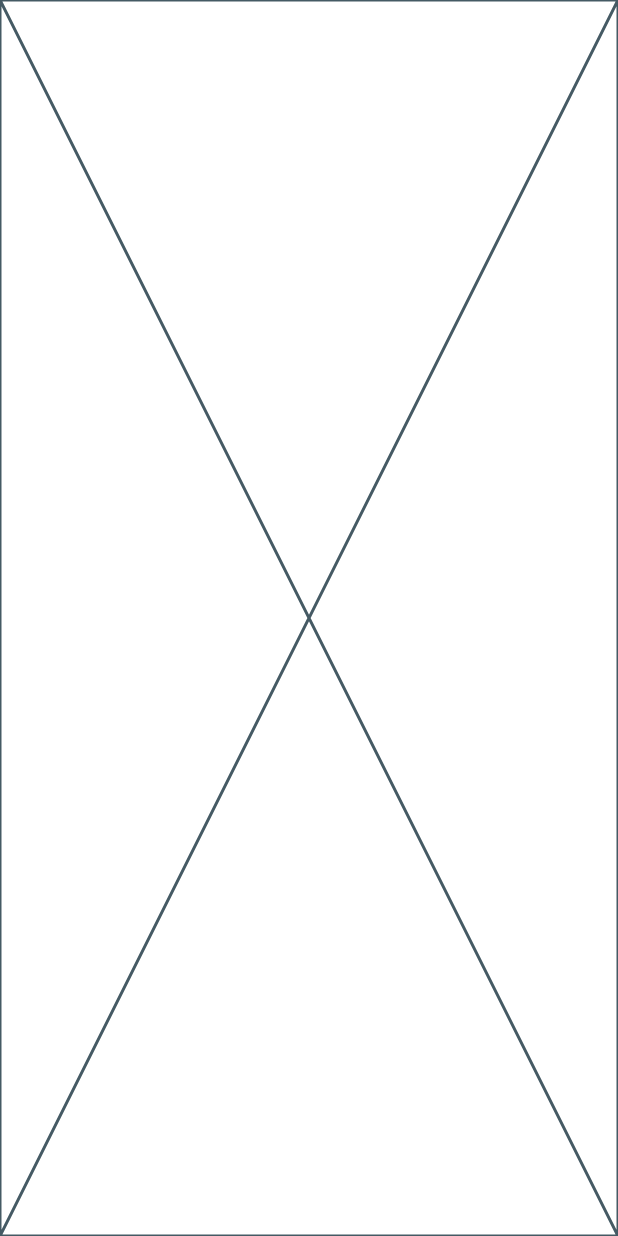
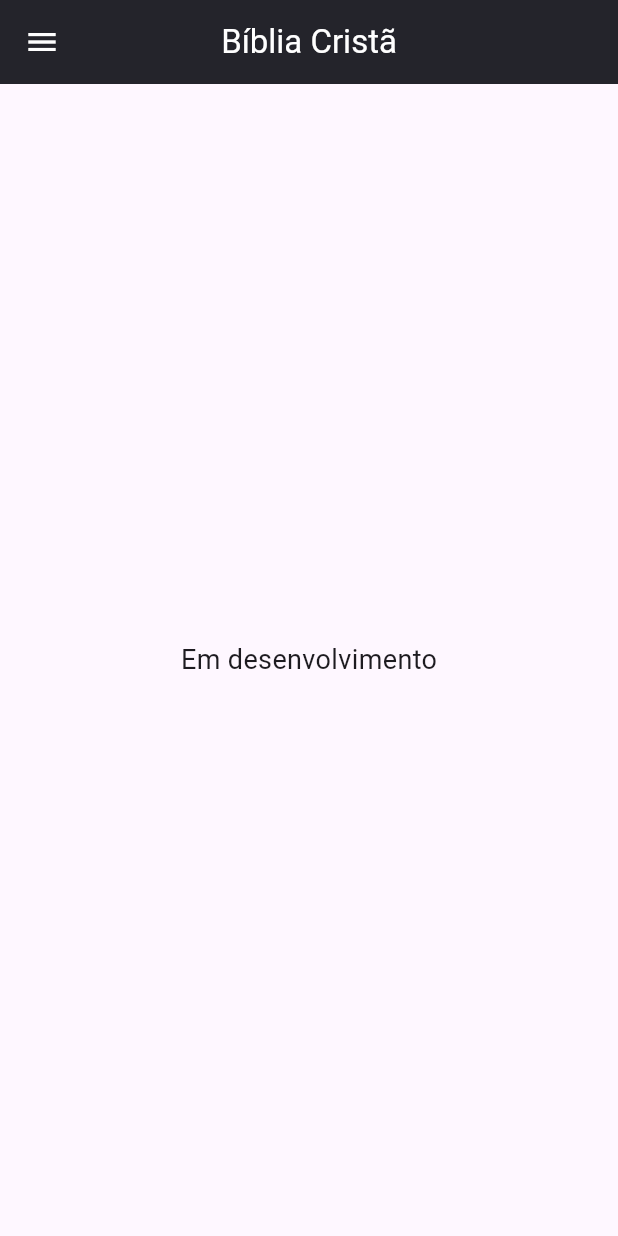
Before and after one commit to SilvaRuan16/Biblia-Harpa, a Flutter app: the screen it shows after launch, after a tap on "Biblia", on a phone screen of 412 x 824 dp. Run offline on Flutter 3.47's test engine with Material 3 defaults, Android fonts, the phone set to English and light mode, and no system bars.

Commit message:
Refazendo estrutura do aplicativo, inserindo json e mudando layout

```diff
--- a/lib/src/config.dart
+++ b/lib/src/config.dart
@@ -1 +1,3 @@
-// import 'package:flutter/material.dart';
+import 'package:flutter/material.dart';
+
+const mainColor = Color.fromARGB(255, 36, 36, 43);
--- a/lib/src/initial/initial.dart
+++ b/lib/src/initial/initial.dart
@@ -8,14 +8,20 @@ class Initial extends StatelessWidget {
   @override
   Widget build(BuildContext context) {
     return Scaffold(
-      backgroundColor: Colors.brown[700],
-      body: Center(
+      body: Container(
+        decoration: const BoxDecoration(
+          image: DecorationImage(
+            image: AssetImage('assets/images/fundo.jpeg'),
+            fit: BoxFit.cover,
+          ),
+        ),
+        child: Center(
           child: Column(
             mainAxisAlignment: MainAxisAlignment.center,
             children: [
               const SizedBox(height: 40),
-            const Icon(Icons.menu_book_rounded, color: Colors.white, size: 100.0),
-            const Text('ADSV', style: TextStyle(fontSize: 22, color: Colors.white, fontWeight: FontWeight.bold)),
+              const Icon(Icons.menu_book_rounded,
+                  color: Colors.white, size: 100.0),
               const SizedBox(height: 70),
               Column(
                 mainAxisAlignment: MainAxisAlignment.center,
@@ -24,7 +30,8 @@ class Initial extends StatelessWidget {
                     width: 200,
                     height: 50,
                     child: ElevatedButton.icon(
-                    icon: Icon(Icons.menu_book_rounded, color: Colors.grey[800]),
+                      icon: Icon(Icons.menu_book_rounded,
+                          color: Colors.grey[800]),
                       style: ElevatedButton.styleFrom(
                         shape: RoundedRectangleBorder(
                           borderRadius: BorderRadius.circular(10),
@@ -43,12 +50,12 @@ class Initial extends StatelessWidget {
                     ),
                   ),
                   const SizedBox(height: 20),
-                const SizedBox(width: 10.0),
                   SizedBox(
                     width: 200,
                     height: 50,
                     child: ElevatedButton.icon(
-                    icon: Icon(Icons.menu_book_rounded, color: Colors.grey[800]),
+                      icon: Icon(Icons.menu_book_rounded,
+                          color: Colors.grey[800]),
                       style: ElevatedButton.styleFrom(
                         shape: RoundedRectangleBorder(
                           borderRadius: BorderRadius.circular(10),
@@ -57,7 +64,8 @@ class Initial extends StatelessWidget {
                       onPressed: () {
                         Navigator.push(
                           context,
-                        MaterialPageRoute(builder: (context) => const BiibleList()),
+                          MaterialPageRoute(
+                              builder: (context) => const BiibleList()),
                         );
                       },
                       label: Text(
@@ -71,6 +79,7 @@ class Initial extends StatelessWidget {
             ],
           ),
         ),
+      ),
     );
   }
 }
--- a/lib/src/sizelist/biblelist.dart
+++ b/lib/src/sizelist/biblelist.dart
@@ -1,3 +1,5 @@
+import 'package:appbible/src/config.dart';
+import 'package:appbible/src/initial/initial.dart';
 import 'package:flutter/material.dart';
 
 class BiibleList extends StatelessWidget {
@@ -5,6 +7,70 @@ class BiibleList extends StatelessWidget {
 
   @override
   Widget build(BuildContext context) {
-    return const Placeholder();
+    return Scaffold(
+      appBar: AppBar(
+        backgroundColor: mainColor,
+        centerTitle: true,
+        automaticallyImplyLeading: false,
+        leading: Builder(
+          builder: (BuildContext context) {
+            return IconButton(
+              onPressed: () {
+                Scaffold.of(context).openDrawer();
+              },
+              icon: const Icon(Icons.menu, color: Colors.white),
+            );
+          },
+        ),
+        title: const Text(
+          'Bíblia Cristã',
+          style: TextStyle(color: Colors.white),
+        ),
+      ),
+      drawer: Drawer(
+        child: Column(
+          mainAxisAlignment: MainAxisAlignment.spaceBetween,
+          crossAxisAlignment: CrossAxisAlignment.center,
+          children: [
+            DrawerHeader(
+              decoration: const BoxDecoration(
+                color: mainColor,
+              ),
+              child: Container(
+                width: double.infinity,
+                margin: const EdgeInsets.all(20),
+                decoration: const BoxDecoration(
+                  shape: BoxShape.circle
+                ),
+                child: Image.asset(
+                  'assets/images/drawerimg.png',
+                  width: 150,
+                  height: 150,
+                  fit: BoxFit.contain,
+                ),
+              ),
+            ),
+            SizedBox(
+              width: double.infinity,
+              child: ListTile(
+                tileColor: mainColor,
+                title: const Text(
+                  'Voltar',
+                  style: TextStyle(color: Colors.white),
+                  textAlign: TextAlign.center,
+                ),
+                onTap: () {
+                  Navigator.push(
+                    context,
+                    MaterialPageRoute(builder: (context) => const Initial()),
+                  );
+                },
+              ),
+            ),
+          ],
+        ),
+      ),
+      body: const Center(child: Text('Em desenvolvimento', style: TextStyle(fontSize: 18))),
+    );
   }
 }
--- a/pubspec.yaml
+++ b/pubspec.yaml
@@ -25,3 +25,4 @@ flutter:
 
   assets:
     - assets/images/
+    - assets/json/
```
Also changed, not shown: assets/json/texts.json (added, +44 -0 lines), lib/src/Texts/HarpTexts.dart (deleted, +0 -51 lines), lib/src/content/harpContent.dart (+47 -19 lines), lib/src/sizelist/harpalist.dart (+12 -6 lines), assets/images/cruzbrancalogo-removebg-preview.png (deleted), assets/images/drawerimg.png (added), assets/images/fundo.jpeg (added), assets/images/logoFotoImage.png (deleted). Lines whose indentation alone changed are shown as unchanged.
